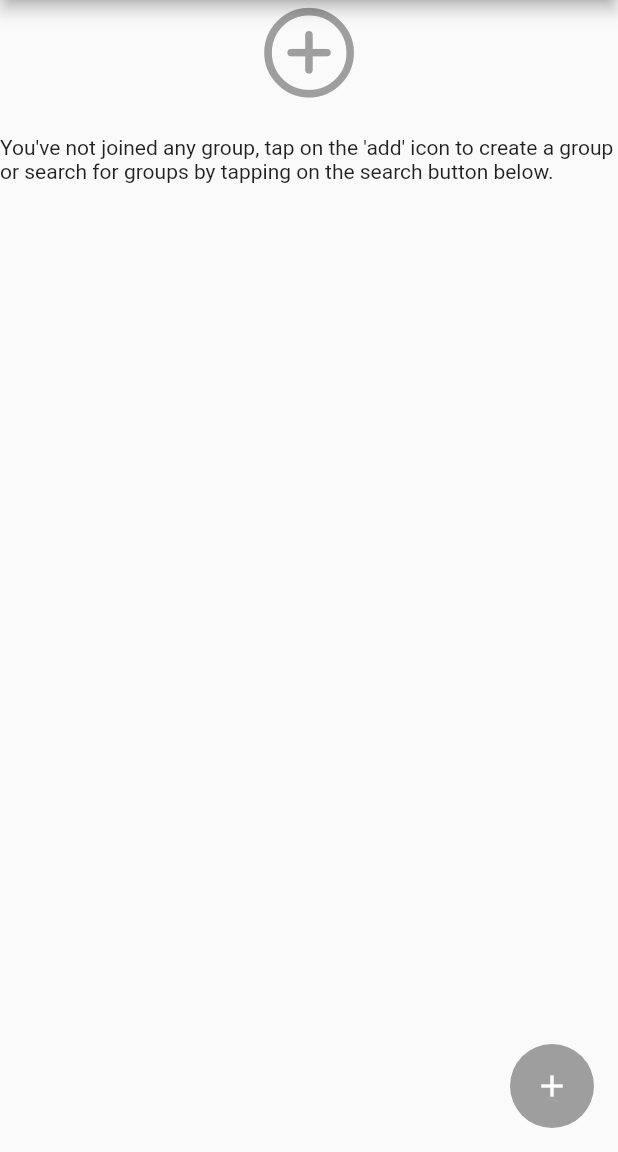
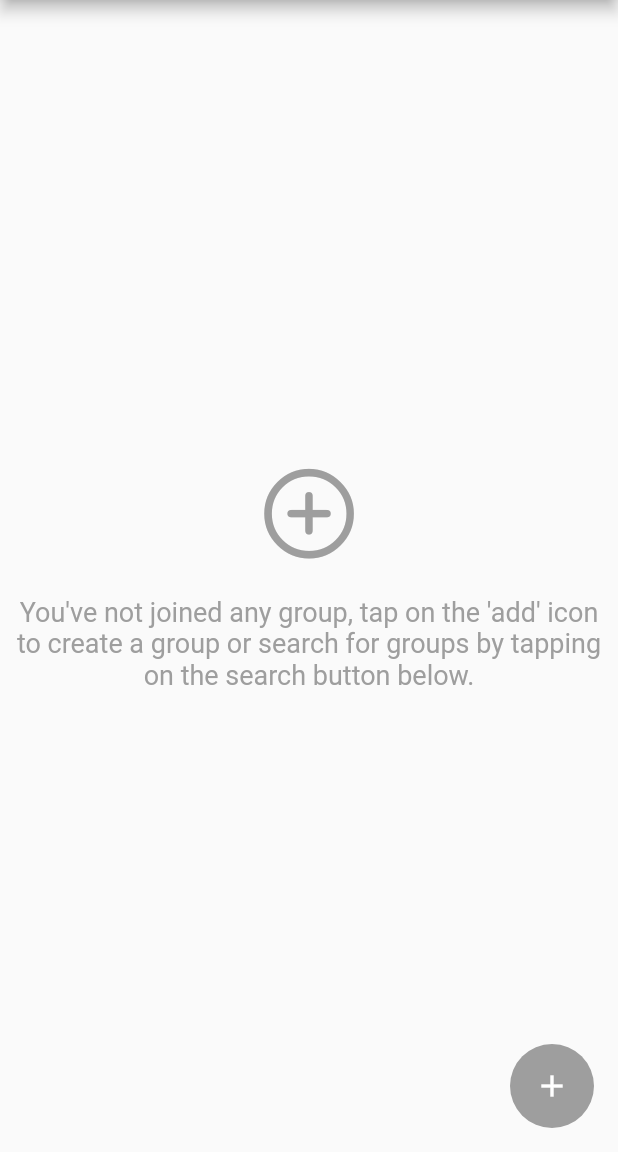
Before and after one commit to BalbirSinghBisht/Chat-Tech, a Flutter app: the HomePage screen opened by its route, on a phone screen of 412 x 824 dp, the part 84-1236 px from its top. Run offline on Flutter 3.47's test engine with Material 2 defaults, Android fonts, the phone set to English and light mode, and no system bars; our stand-ins replace firebase_auth, firebase_core, splashscreen; missing offline and left inert: pin_entry_text_field; accounts and stored records are empty.

Commit message:
initial commit

```diff
--- a/lib/Pages/HomePage.dart
+++ b/lib/Pages/HomePage.dart
@@ -15,8 +15,10 @@ class _HomeState extends State<HomePage>{
         backgroundColor: Colors.deepOrangeAccent.shade100,
       ),
       body: Container(
+        padding: EdgeInsets.symmetric(horizontal: 10),
         alignment: Alignment.center,
           child: Column(
+            mainAxisAlignment: MainAxisAlignment.center,
             children: [
               GestureDetector(
                   onTap: () {},
@@ -28,7 +30,9 @@ class _HomeState extends State<HomePage>{
               SizedBox(height: 20.0),
               Text("You've not joined any group, tap on the 'add' icon to create"
                   " a group or search for groups by tapping on the search "
-                  "button below."),
+                  "button below.",textAlign: TextAlign.center,style: TextStyle(
+                color: Colors.grey,fontSize: 18
+              ),),
             ],
           )
       ),
```
